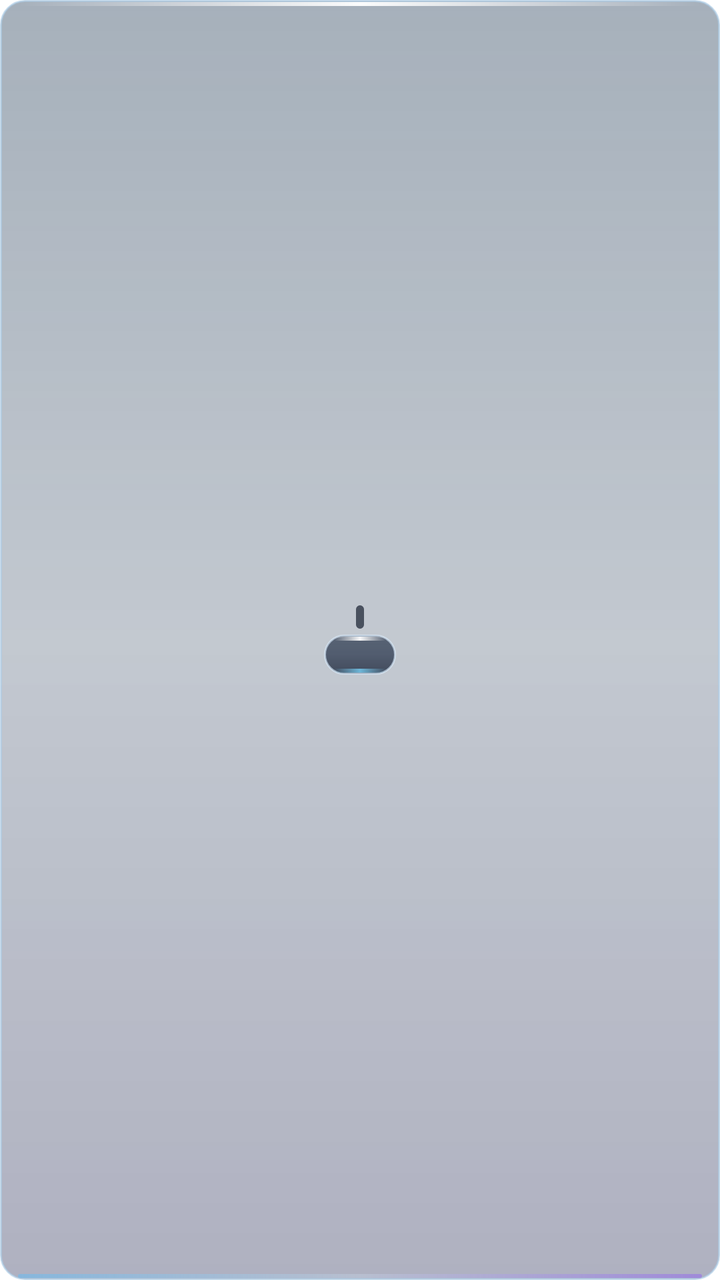
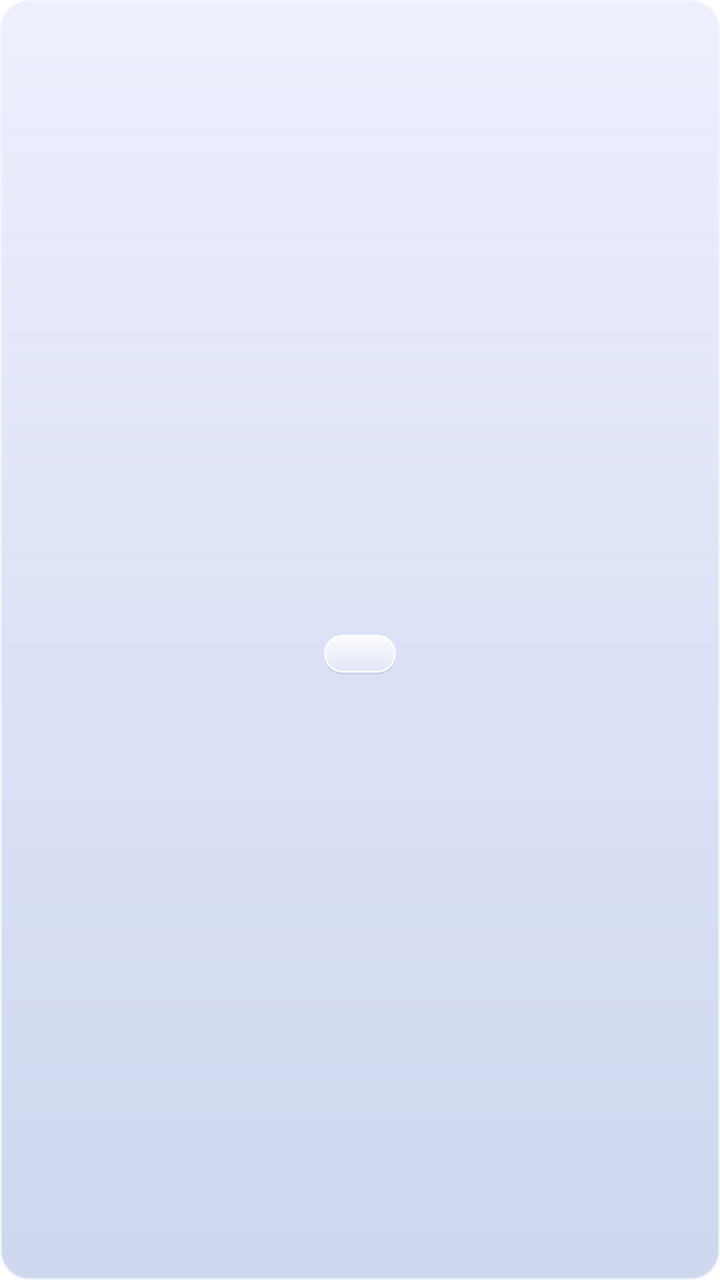

Two renders of the same Android screen: before a commit and after it. Below are the layout's source before the change and the commit's diff.
<!-- AndroidManifest.xml: fallback theme Theme.MaterialComponents.DayNight.NoActionBar -->
<!-- res/layout/widget_small.xml -->
<LinearLayout xmlns:android="http://schemas.android.com/apk/res/android"
    android:id="@+id/root" android:layout_width="match_parent" android:layout_height="match_parent"
    android:orientation="vertical" android:gravity="center" android:paddingHorizontal="2dp"
    android:background="@drawable/widget_bg">
    <TextView android:id="@+id/status" android:textColor="#FFFFFF" android:paddingHorizontal="2dp" android:background="@drawable/widget_label_glass" android:layout_width="wrap_content" android:layout_height="wrap_content"
        android:gravity="center" android:textSize="10sp" android:textStyle="bold" android:includeFontPadding="false"
        android:maxLines="1" android:ellipsize="end" />
    <TextView android:id="@+id/device" android:textColor="#FFFFFF" android:paddingHorizontal="2dp" android:background="@drawable/widget_label_glass" android:layout_width="wrap_content" android:layout_height="wrap_content"
        android:gravity="center" android:textSize="10sp" android:includeFontPadding="false"
        android:maxLines="1" android:ellipsize="end" android:visibility="gone" />
    <TextView android:id="@+id/btn_main" android:layout_width="36dp" android:layout_height="20dp"
        android:layout_marginTop="3dp" android:gravity="center"
        android:includeFontPadding="false" android:maxLines="1" android:textSize="10sp" android:ellipsize="end"
        android:autoSizeTextType="uniform" android:autoSizeMinTextSize="8sp" android:autoSizeMaxTextSize="10sp" android:autoSizeStepGranularity="1sp"
        android:textColor="#FFFFFF" android:background="@drawable/btn_widget_action" />
</LinearLayout>
<!-- resources referenced by this layout -->
<resources>
  <!-- drawable btn_widget_action (drawable) -->
  <layer-list xmlns:android="http://schemas.android.com/apk/res/android">
      <item>
          <shape>
              <gradient android:angle="270" android:startColor="#AF25334A"
                  android:centerColor="#AA19263E" android:endColor="#BD141E33"/>
              <stroke android:width="1dp" android:color="#99DDEEFF"/>
              <corners android:radius="100dp"/>
          </shape>
      </item>
      <item android:gravity="top|fill_horizontal" android:height="2dp"
          android:left="5dp" android:top="1dp" android:right="5dp">
          <shape>
              <gradient android:angle="0" android:startColor="#00FFFFFF"
                  android:centerColor="#F2FFFFFF" android:endColor="#00FFFFFF"/>
              <corners android:radius="1dp"/>
          </shape>
      </item>
      <item android:gravity="bottom|fill_horizontal" android:height="2dp"
          android:left="5dp" android:right="5dp" android:bottom="1dp">
          <shape>
              <gradient android:angle="0" android:startColor="#007AD8FF"
                  android:centerColor="#C07AD8FF" android:endColor="#008E82FF"/>
              <corners android:radius="1dp"/>
          </shape>
      </item>
  </layer-list>
  <!-- drawable widget_bg (drawable) -->
  <layer-list xmlns:android="http://schemas.android.com/apk/res/android">
      <item>
          <shape>
              <gradient android:angle="270" android:startColor="#71364D65" android:centerColor="#5141546C" android:endColor="#66383C63"/>
              <stroke android:width="1dp" android:color="#A3AACAE4"/>
              <corners android:radius="12dp"/>
          </shape>
      </item>
      <item android:gravity="top|fill_horizontal" android:height="2dp"
          android:left="9dp" android:top="1dp" android:right="9dp">
          <shape>
              <gradient android:angle="0" android:startColor="#00FFFFFF"
                  android:centerColor="#F0FFFFFF" android:endColor="#00FFFFFF"/>
              <corners android:radius="1dp"/>
          </shape>
      </item>
      <item android:gravity="bottom|fill_horizontal" android:height="2dp"
          android:left="9dp" android:right="9dp" android:bottom="1dp">
          <shape>
              <gradient android:angle="0" android:startColor="#C279B8E5"
                  android:centerColor="#3DD4EBFF" android:endColor="#D19B81DE"/>
              <corners android:radius="1dp"/>
          </shape>
      </item>
  </layer-list>
  <!-- drawable widget_label_glass (drawable) -->
  <shape xmlns:android="http://schemas.android.com/apk/res/android">
      <solid android:color="#B3151E2E"/>
      <corners android:radius="4dp"/>
  </shape>
</resources>

<!-- the commit's change to res/layout/widget_small.xml (unified diff, before → after) -->
@@ -2,15 +2,15 @@
     android:id="@+id/root" android:layout_width="match_parent" android:layout_height="match_parent"
     android:orientation="vertical" android:gravity="center" android:paddingHorizontal="2dp"
     android:background="@drawable/widget_bg">
-    <TextView android:id="@+id/status" android:textColor="#FFFFFF" android:paddingHorizontal="2dp" android:background="@drawable/widget_label_glass" android:layout_width="wrap_content" android:layout_height="wrap_content"
+    <TextView android:id="@+id/status" android:textColor="@color/widget_ink" android:paddingHorizontal="2dp" android:layout_width="wrap_content" android:layout_height="wrap_content"
         android:gravity="center" android:textSize="10sp" android:textStyle="bold" android:includeFontPadding="false"
         android:maxLines="1" android:ellipsize="end" />
-    <TextView android:id="@+id/device" android:textColor="#FFFFFF" android:paddingHorizontal="2dp" android:background="@drawable/widget_label_glass" android:layout_width="wrap_content" android:layout_height="wrap_content"
+    <TextView android:id="@+id/device" android:textColor="@color/widget_ink" android:paddingHorizontal="2dp" android:layout_width="wrap_content" android:layout_height="wrap_content"
         android:gravity="center" android:textSize="10sp" android:includeFontPadding="false"
         android:maxLines="1" android:ellipsize="end" android:visibility="gone" />
     <TextView android:id="@+id/btn_main" android:layout_width="36dp" android:layout_height="20dp"
         android:layout_marginTop="3dp" android:gravity="center"
         android:includeFontPadding="false" android:maxLines="1" android:textSize="10sp" android:ellipsize="end"
         android:autoSizeTextType="uniform" android:autoSizeMinTextSize="8sp" android:autoSizeMaxTextSize="10sp" android:autoSizeStepGranularity="1sp"
-        android:textColor="#FFFFFF" android:background="@drawable/btn_widget_action" />
+        android:textColor="@color/widget_ink" android:background="@drawable/btn_widget_action" />
 </LinearLayout>
<!-- resource entries referenced after the edit -->
@@ -1,62 +1,27 @@
 <!-- resources referenced by this layout -->
 <resources>
+  <color name="widget_ink">#17273F</color>
   <!-- drawable btn_widget_action (drawable) -->
   <layer-list xmlns:android="http://schemas.android.com/apk/res/android">
-      <item>
+      <item android:top="1dp">
           <shape>
-              <gradient android:angle="270" android:startColor="#AF25334A"
-                  android:centerColor="#AA19263E" android:endColor="#BD141E33"/>
-              <stroke android:width="1dp" android:color="#99DDEEFF"/>
+              <solid android:color="#265D6B8C"/>
               <corners android:radius="100dp"/>
           </shape>
       </item>
-      <item android:gravity="top|fill_horizontal" android:height="2dp"
-          android:left="5dp" android:top="1dp" android:right="5dp">
+      <item android:bottom="1dp">
           <shape>
-              <gradient android:angle="0" android:startColor="#00FFFFFF"
-                  android:centerColor="#F2FFFFFF" android:endColor="#00FFFFFF"/>
-              <corners android:radius="1dp"/>
-          </shape>
-      </item>
-      <item android:gravity="bottom|fill_horizontal" android:height="2dp"
-          android:left="5dp" android:right="5dp" android:bottom="1dp">
-          <shape>
-              <gradient android:angle="0" android:startColor="#007AD8FF"
-                  android:centerColor="#C07AD8FF" android:endColor="#008E82FF"/>
-              <corners android:radius="1dp"/>
+              <gradient android:angle="270" android:startColor="#E8FFFFFF" android:endColor="#C9E6EDF8"/>
+              <stroke android:width="1dp" android:color="#E4FFFFFF"/>
+              <corners android:radius="100dp"/>
           </shape>
       </item>
   </layer-list>
   <!-- drawable widget_bg (drawable) -->
-  <layer-list xmlns:android="http://schemas.android.com/apk/res/android">
-      <item>
-          <shape>
-              <gradient android:angle="270" android:startColor="#71364D65" android:centerColor="#5141546C" android:endColor="#66383C63"/>
-              <stroke android:width="1dp" android:color="#A3AACAE4"/>
-              <corners android:radius="12dp"/>
-          </shape>
-      </item>
-      <item android:gravity="top|fill_horizontal" android:height="2dp"
-          android:left="9dp" android:top="1dp" android:right="9dp">
-          <shape>
-              <gradient android:angle="0" android:startColor="#00FFFFFF"
-                  android:centerColor="#F0FFFFFF" android:endColor="#00FFFFFF"/>
-              <corners android:radius="1dp"/>
-          </shape>
-      </item>
-      <item android:gravity="bottom|fill_horizontal" android:height="2dp"
-          android:left="9dp" android:right="9dp" android:bottom="1dp">
-          <shape>
-              <gradient android:angle="0" android:startColor="#C279B8E5"
-                  android:centerColor="#3DD4EBFF" android:endColor="#D19B81DE"/>
-              <corners android:radius="1dp"/>
-          </shape>
-      </item>
-  </layer-list>
-  <!-- drawable widget_label_glass (drawable) -->
   <shape xmlns:android="http://schemas.android.com/apk/res/android">
-      <solid android:color="#B3151E2E"/>
-      <corners android:radius="4dp"/>
+      <gradient android:angle="270" android:startColor="#C3E8EBFC" android:centerColor="#B7CFD7F2" android:endColor="#B9BCC9E9"/>
+      <stroke android:width="1dp" android:color="#B3EFF3FF"/>
+      <corners android:radius="14dp"/>
   </shape>
 </resources>
 
